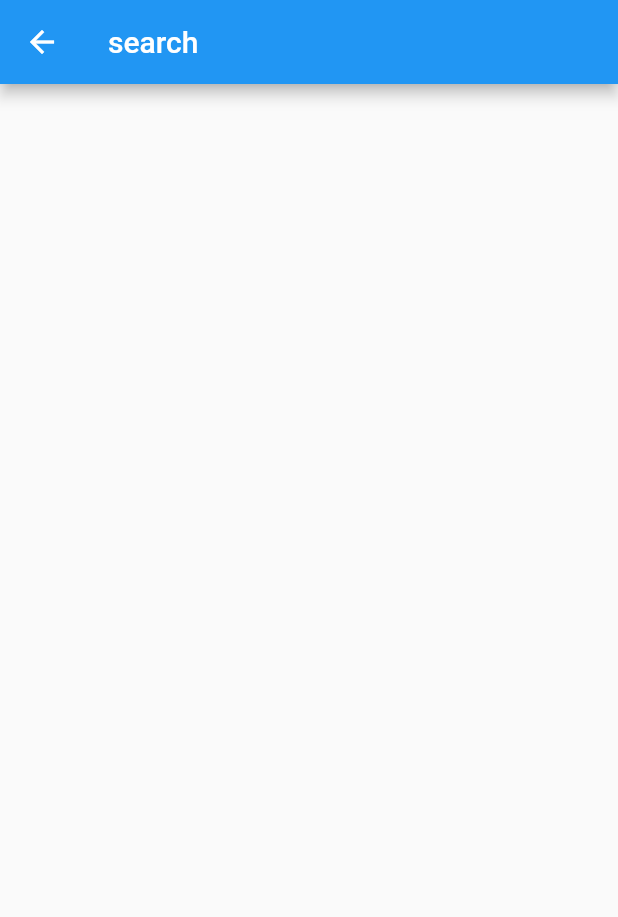
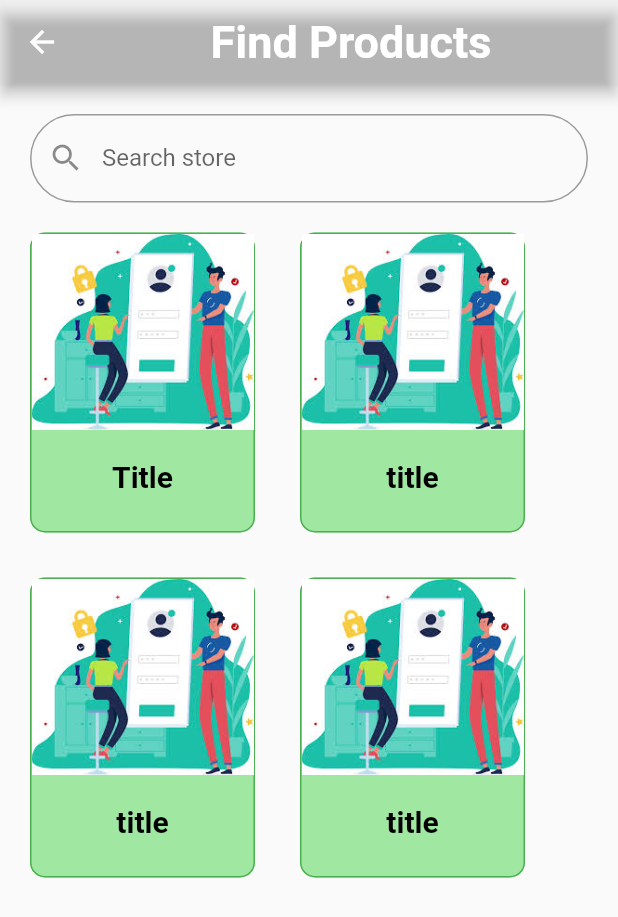
Before and after one commit to AzizBourmel1/Solution_chalenge, a Flutter app: the search screen opened by its route, on a phone screen of 412 x 824 dp. Shown: the top 917 px of the screen. Run offline on Flutter 3.47's test engine with Material 2 defaults, Android fonts, the light colour scheme and no system bars; our stand-ins replace awesome_dialog, email_validator, firebase_auth, firebase_core, firebase_storage, flutter_spinkit and 3 more; accounts and stored records are empty; network calls fail.

Commit message:
some modification and creating the search page and the form

```diff
--- a/second_life/lib/home/buttomNavigation.dart
+++ b/second_life/lib/home/buttomNavigation.dart
@@ -2,8 +2,8 @@ import 'package:flutter/material.dart';
 import 'package:secondlife/chat/Ui/chat_liste_screen.dart';
 import 'package:secondlife/home/feed.dart';
 import 'package:secondlife/home/settings.dart';
-import 'package:secondlife/home/position.dart';
-import 'package:secondlife/home/search.dart';
+import 'package:secondlife/position/position.dart';
+import 'package:secondlife/search/search.dart';
 
 class buttomNavigation extends StatefulWidget {
   const buttomNavigation({super.key});
--- a/second_life/lib/home/feed.dart
+++ b/second_life/lib/home/feed.dart
@@ -51,7 +51,7 @@ class _feedState extends State<feed> {
                       margin: const EdgeInsets.only(top: 20.0, bottom: 20.0),
                       child: Column(children: [
                         Container(
-                          height: 400,
+                          height: 300,
                           width: 250,
                           decoration: BoxDecoration(
                             border: Border.all(color: Colors.green),
--- a/second_life/lib/home/search.dart
+++ /dev/null
@@ -1,21 +0,0 @@
-import 'package:flutter/material.dart';
-import 'package:flutter/src/widgets/framework.dart';
-import 'package:flutter/src/widgets/placeholder.dart';
-
-class search extends StatefulWidget {
-  const search({super.key});
-
-  @override
-  State<search> createState() => _searchState();
-}
-
-class _searchState extends State<search> {
-  @override
-  Widget build(BuildContext context) {
-    return Scaffold(
-      appBar: AppBar(
-        title: Text("search"),
-      ),
-    );
-  }
-}
--- a/second_life/lib/main.dart
+++ b/second_life/lib/main.dart
@@ -6,8 +6,9 @@ import 'package:secondlife/authentification/singUp.dart';
 import 'package:secondlife/chat/Ui/chat_liste_screen.dart';
 import 'package:secondlife/home/feed.dart';
 import 'package:secondlife/home/settings.dart';
-import 'package:secondlife/home/position.dart';
-import 'package:secondlife/home/search.dart';
+import 'package:secondlife/position/form.dart';
+import 'package:secondlife/position/position.dart';
+import 'package:secondlife/search/search.dart';
 
 import 'package:secondlife/welcome_pages/onbording.dart';
 import 'package:secondlife/welcome_pages/splashScreen.dart';
@@ -35,6 +36,7 @@ void main() async {
       '/feed': (context) => feed(),
       '/position': (context) => position(),
       '/settings': (context) => settings(),
+      '/form': (context) => form(),
       '/home': (context) => Onbording(),
     },
   ));
--- a/second_life/lib/home/position.dart
+++ b/second_life/lib/position/position.dart
@@ -1,6 +1,7 @@
 import 'package:flutter/material.dart';
 import 'package:flutter/src/widgets/framework.dart';
 import 'package:flutter/src/widgets/placeholder.dart';
+import 'package:secondlife/position/form.dart';
 
 class position extends StatefulWidget {
   const position({super.key});
@@ -19,6 +20,11 @@ class _positionState extends State<position> {
       floatingActionButton: FloatingActionButton.extended(
         onPressed: () {
           // Add your onPressed code here!
+          Navigator.pushReplacement(
+              context,
+              MaterialPageRoute(
+                builder: (_) => form(),
+              ));
         },
         label: const Text('Share'),
         icon: const Icon(Icons.shopping_cart_checkout_sharp),
--- /dev/null
+++ b/second_life/lib/search/search.dart
@@ -0,0 +1,210 @@
+import 'package:flutter/material.dart';
+import 'package:secondlife/home/feed.dart';
+
+class search extends StatefulWidget {
+  const search({super.key});
+
+  @override
+  State<search> createState() => _searchState();
+}
+
+class _searchState extends State<search> {
+  @override
+  Widget build(BuildContext context) {
+    return Scaffold(
+      appBar: AppBar(
+        backgroundColor: Colors.transparent,
+        title: Center(
+          child: Text(
+            "Find Products",
+            style: TextStyle(fontWeight: FontWeight.bold, fontSize: 30),
+          ),
+        ),
+      ),
+      body: SingleChildScrollView(
+        child: Padding(
+          padding: const EdgeInsets.all(20.0),
+          child: Column(
+            children: [
+              TextFormField(
+                decoration: InputDecoration(
+                  prefixIcon: Icon(Icons.search),
+                  label: Text("Search store"),
+                  border: OutlineInputBorder(
+                    borderRadius: BorderRadius.circular(30),
+                  ),
+                ),
+                keyboardType: TextInputType.text,
+              ),
+              SizedBox(
+                height: 20,
+              ),
+              Container(
+                child: Column(
+                  children: [
+                    Row(
+                      children: [
+                        InkWell(
+                          onTap: () {},
+                          child: Container(
+                            width: 150,
+                            height: 200,
+                            decoration: BoxDecoration(
+                              border: Border.all(color: Colors.green),
+                              borderRadius: BorderRadius.circular(10),
+                              boxShadow: [
+                                BoxShadow(
+                                    color: Color.fromARGB(255, 160, 232, 162))
+                              ],
+                            ),
+                            child: Column(
+                              children: [
+                                Image(
+                                  image: AssetImage("assets/login.png"),
+                                ),
+                                SizedBox(
+                                  height: 20,
+                                ),
+                                Text(
+                                  "Title",
+                                  textAlign: TextAlign.center,
+                                  style: TextStyle(
+                                    color: Colors.black,
+                                    fontWeight: FontWeight.bold,
+                                    fontSize: 20,
+                                  ),
+                                ),
+                              ],
+                            ),
+                          ),
+                        ),
+                        SizedBox(
+                          width: 30,
+                        ),
+                        InkWell(
+                          onTap: () {},
+                          child: Container(
+                            height: 200,
+                            width: 150,
+                            decoration: BoxDecoration(
+                              border: Border.all(color: Colors.green),
+                              borderRadius: BorderRadius.circular(10),
+                              boxShadow: [
+                                BoxShadow(
+                                    color: Color.fromARGB(255, 160, 232, 162)),
+                              ],
+                            ),
+                            child: Column(
+                              children: [
+                                Image(
+                                  image: AssetImage("assets/login.png"),
+                                ),
+                                SizedBox(
+                                  height: 20,
+                                ),
+                                Text(
+                                  "title",
+                                  textAlign: TextAlign.center,
+                                  style: TextStyle(
+                                    color: Colors.black,
+                                    fontWeight: FontWeight.bold,
+                                    fontSize: 20,
+                                  ),
+                                ),
+                              ],
+                            ),
+                          ),
+                        ),
+                      ],
+                    ),
+                    SizedBox(
+                      height: 30,
+                    ),
+                    Row(
+                      children: [
+                        InkWell(
+                          onTap: () {},
+                          child: Container(
+                            height: 200,
+                            width: 150,
+                            decoration: BoxDecoration(
+                              border: Border.all(
+                                color: Colors.green,
+                              ),
+                              borderRadius: BorderRadius.circular(10),
+                              boxShadow: [
+                                BoxShadow(
+                                  color: Color.fromARGB(255, 160, 232, 162),
+                                ),
+                              ],
+                            ),
+                            child: Column(
+                              children: [
+                                Image(
+                                  image: AssetImage("assets/login.png"),
+                                ),
+                                SizedBox(
+                                  height: 20,
+                                ),
+                                Text(
+                                  "title",
+                                  textAlign: TextAlign.center,
+                                  style: TextStyle(
+                                    color: Colors.black,
+                                    fontWeight: FontWeight.bold,
+                                    fontSize: 20,
+                                  ),
+                                ),
+                              ],
+                            ),
+                          ),
+                        ),
+                        SizedBox(
+                          width: 30,
+                        ),
+                        InkWell(
+                          onTap: () {},
+                          child: Container(
+                            height: 200,
+                            width: 150,
+                            decoration: BoxDecoration(
+                                border: Border.all(color: Colors.green),
+                                borderRadius: BorderRadius.circular(10),
+                                boxShadow: [
+                                  BoxShadow(
+                                      color:
+                                          Color.fromARGB(255, 160, 232, 162)),
+                                ]),
+                            child: Column(
+                              children: [
+                                Image(
+                                  image: AssetImage("assets/login.png"),
+                                ),
+                                SizedBox(
+                                  height: 20,
+                                ),
+                                Text(
+                                  "title",
+                                  textAlign: TextAlign.center,
+                                  style: TextStyle(
+                                    color: Colors.black,
+                                    fontWeight: FontWeight.bold,
+                                    fontSize: 20,
+                                  ),
+                                ),
+                              ],
+                            ),
+                          ),
+                        ),
+                      ],
+                    ),
+                  ],
+                ),
+              ),
+            ],
+          ),
+        ),
+      ),
+    );
+  }
+}
--- a/second_life/pubspec.yaml
+++ b/second_life/pubspec.yaml
@@ -46,7 +46,7 @@ dependencies:
   fluttertoast: ^8.0.9
   sqflite: ^2.0.3+1
   image_picker: ^0.8.5+3
-  dio: ^4.0.6
+  image_cropper: ^3.0.1
   http: ^0.13.5
   url_launcher: ^6.1.10
   firebase_storage: ^11.0.15
```
Also changed, not shown: second_life/lib/position/form.dart (added, +128 -0 lines), second_life/pubspec.lock.
